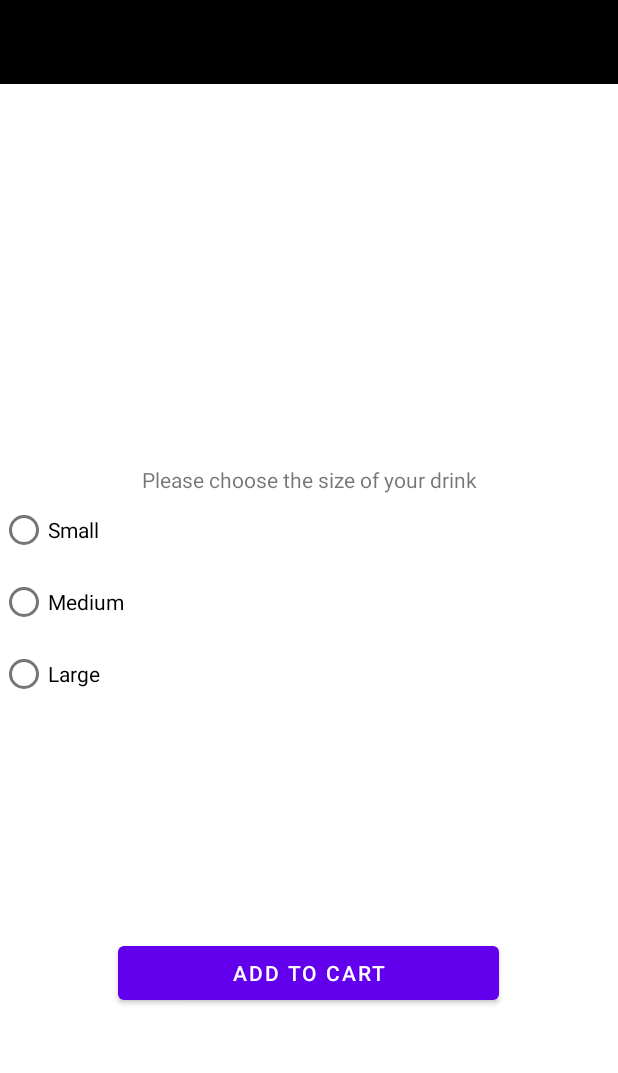
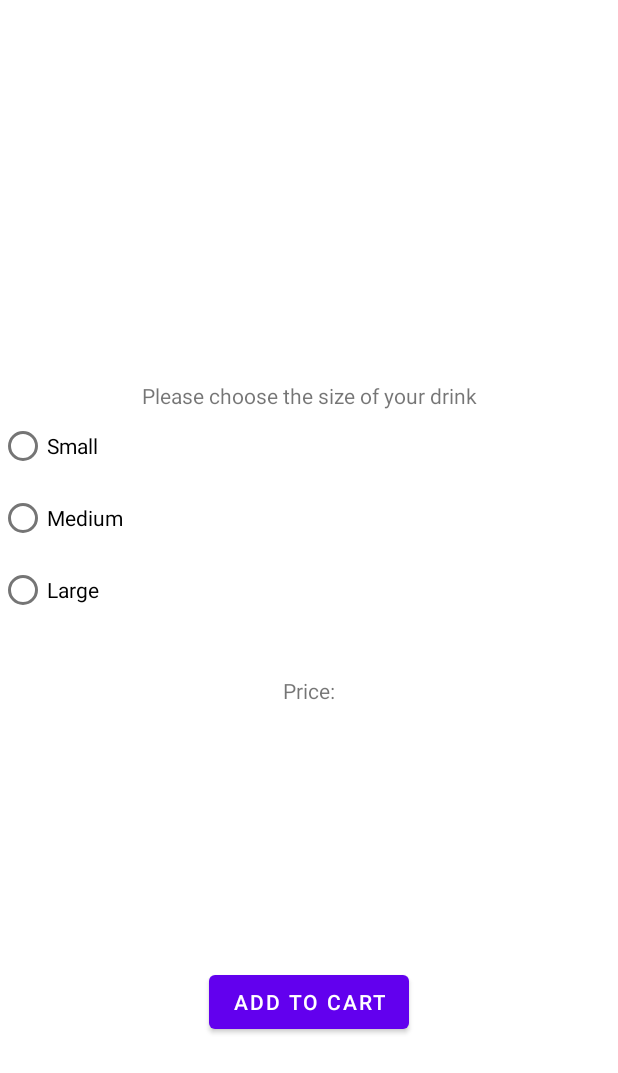
Before and after one commit to arpitmohanani/CoffeeBurst, an Android app: the ProductCardActivity screen opened directly, with no data from a screen before it, on a phone screen of 412 x 824 dp. Shown: the top 1073 px of the screen. Run offline under Robolectric (Android 15) with nearby library versions, the light colour scheme and no system bars; 2 statements that could not run were skipped.

Commit message:
"Fixed prices in radiobuttons"

```diff
--- a/app/src/main/java/com/example/rocketfuel/activities/ProductCardActivity.java
+++ b/app/src/main/java/com/example/rocketfuel/activities/ProductCardActivity.java
@@ -4,6 +4,8 @@
 import android.os.Bundle;
 import android.view.View;
 import android.widget.ImageView;
+import android.widget.RadioButton;
+import android.widget.RadioGroup;
 import android.widget.TextView;
 
 import androidx.annotation.Nullable;
@@ -15,38 +17,55 @@
 import java.util.Objects;
 
 public class ProductCardActivity extends AppCompatActivity {
+    String productName ="";
+    String productPrice ="";
+    TextView drinkName;
+    ImageView drinkImage;
+    TextView drinkPrice;
+    RadioGroup radioGroupSizes;
+    String productPriceStr;
 
     @Override
     protected void onCreate(@Nullable Bundle savedInstanceState) {
         super.onCreate(savedInstanceState);
         setContentView(R.layout.product_card_layout);
-
-        Toolbar toolbar = findViewById(R.id.toolbar);
-        setSupportActionBar(toolbar);
+        drinkName = findViewById(R.id.drink_name);
+        drinkImage = findViewById(R.id.imgViewProductCardImage);
+        drinkPrice = findViewById(R.id.txtViewPrice);
 
         Objects.requireNonNull(getSupportActionBar()).setDisplayHomeAsUpEnabled(true);
         getSupportActionBar().setDisplayShowHomeEnabled(true);
 
-//        toolbar.setNavigationIcon(getResources().getDrawable(R.drawable.cappuchino));
-//        toolbar.setNavigationOnClickListener(new View.OnClickListener() {
-//            @Override
-//            public void onClick(View v) {
-//            }
-//        });
+        Intent intent = getIntent();
+        productName = intent.getStringExtra("name");
+        productPrice = intent.getStringExtra("price");
 
-        Intent intent = getIntent();
-        String name = intent.getStringExtra("name");
-        String imgId = intent.getStringExtra("imgId");
-
-
-
-        TextView drinkName = findViewById(R.id.drink_name);
-        ImageView drinkImage = findViewById(R.id.imgViewProductCardImage);
-        drinkName.setText(name);
+        drinkName.setText(productName);
+        drinkPrice.setText(productPrice);
+        drinkImage.setImageBitmap(intent.getParcelableExtra("im"));
 
     }
 
     public void onRadioButtonClicked(View view) {
+        radioGroupSizes = findViewById(R.id.radioGroupSizes);
+        int selectedId = radioGroupSizes.getCheckedRadioButtonId();
+        String selectedValue =  (String) ((RadioButton) findViewById(selectedId)).getText();
+        if(selectedValue.equalsIgnoreCase("Small")){
+            System.out.println(selectedValue);
+            drinkPrice.setText("$" + productPrice.replace("$",""));
+        }
+
+
+        else if(selectedValue.equalsIgnoreCase("Medium")){
+            System.out.println(selectedValue);
+            drinkPrice.setText(String.valueOf("$" + Double.parseDouble(productPrice.replace("$",""))*1.5));
+        }
+
+        else if(selectedValue.equalsIgnoreCase("Large")){
+            System.out.println(selectedValue);
+            drinkPrice.setText(String.valueOf("$" + Double.parseDouble(productPrice.replace("$",""))*2.0));
+        }
 
     }
+
 }
--- a/app/src/main/res/layout/product_card_layout.xml
+++ b/app/src/main/res/layout/product_card_layout.xml
@@ -4,15 +4,6 @@
     xmlns:tools="http://schemas.android.com/tools"
     android:layout_width="match_parent"
     android:layout_height="match_parent">
-
-    //<androidx.appcompat.widget.Toolbar
-    android:id="@+id/toolbar"
-    android:background="@color/black"
-    android:layout_width="match_parent"
-    android:layout_height="wrap_content"
-    app:layout_constraintTop_toTopOf="parent">
-
-</androidx.appcompat.widget.Toolbar>
 
     <ImageView
         android:id="@+id/imgViewProductCardImage"
@@ -40,56 +31,75 @@
         android:gravity="center"
         android:text="@string/TextViewChooseSize"
         app:layout_constraintEnd_toEndOf="parent"
-        app:layout_constraintStart_toStartOf="@+id/toolbar"
+        app:layout_constraintStart_toStartOf="parent"
         app:layout_constraintTop_toBottomOf="@+id/drink_name" />
 
     <RadioGroup
         android:id="@+id/radioGroupSizes"
-        android:layout_width="match_parent"
-        android:layout_height="0dp"
+        android:layout_width="413dp"
+        android:layout_height="161dp"
         android:orientation="vertical"
-        app:layout_constraintBottom_toBottomOf="@+id/radioButtonLarge"
+        app:layout_constraintBottom_toBottomOf="parent"
+        app:layout_constraintEnd_toEndOf="parent"
+        app:layout_constraintHorizontal_bias="1.0"
+        app:layout_constraintStart_toStartOf="parent"
         app:layout_constraintTop_toBottomOf="@+id/textViewChooseSize"
-        tools:layout_editor_absoluteX="0dp">
+        app:layout_constraintVertical_bias="0.0">
 
+        <RadioButton
+            android:id="@+id/radioBtnSmall"
+            android:layout_width="match_parent"
+            android:layout_height="wrap_content"
+            android:text="@string/TextViewSizeSmall"
+            android:onClick="onRadioButtonClicked"/>
+
+        <RadioButton
+            android:id="@+id/radioBtnMedium"
+            android:layout_width="match_parent"
+            android:layout_height="wrap_content"
+            android:text="@string/TextViewSizeMedium"
+            android:onClick="onRadioButtonClicked"
+            />
+
+        <RadioButton
+            android:id="@+id/radioBtnLarge"
+            android:layout_width="match_parent"
+            android:layout_height="wrap_content"
+            android:text="@string/TextViewSizeLarge"
+            android:onClick="onRadioButtonClicked"/>
     </RadioGroup>
+
+    <TextView
+        android:id="@+id/txtViewPrice"
+        android:layout_width="wrap_content"
+        android:layout_height="wrap_content"
+        android:text="@string/ProductPriceTextView"
+        app:layout_constraintBottom_toBottomOf="parent"
+        app:layout_constraintEnd_toEndOf="parent"
+        app:layout_constraintHorizontal_bias="0.498"
+        app:layout_constraintStart_toStartOf="parent"
+        app:layout_constraintTop_toBottomOf="@+id/txtViewPriceLabel"
+        app:layout_constraintVertical_bias="0.068" />
+
+    <TextView
+        android:id="@+id/txtViewPriceLabel"
+        android:layout_width="wrap_content"
+        android:layout_height="wrap_content"
+        android:layout_marginTop="16dp"
+        android:text="Price:"
+        app:layout_constraintEnd_toEndOf="parent"
+        app:layout_constraintStart_toStartOf="parent"
+        app:layout_constraintTop_toBottomOf="@+id/radioGroupSizes" />
 
     <Button
         android:id="@+id/button"
-        android:layout_width="254dp"
-        android:layout_height="48dp"
+        android:layout_width="wrap_content"
+        android:layout_height="wrap_content"
         android:text="@string/BtnTextAddToCart"
         app:layout_constraintBottom_toBottomOf="parent"
         app:layout_constraintEnd_toEndOf="parent"
-        app:layout_constraintHorizontal_bias="0.496"
         app:layout_constraintStart_toStartOf="parent"
-        app:layout_constraintTop_toBottomOf="@+id/radioGroupSizes" />
-
-    <RadioButton
-        android:id="@+id/radioButtonLarge"
-        android:layout_width="match_parent"
-        android:layout_height="wrap_content"
-        android:text="@string/TextViewSizeLarge"
-        app:layout_constraintTop_toBottomOf="@+id/radioButtonMedium"
-        tools:layout_editor_absoluteX="0dp" />
-
-    <RadioButton
-        android:id="@+id/radioButtonMedium"
-        android:layout_width="match_parent"
-        android:layout_height="wrap_content"
-        android:onClick="onRadioButtonClicked"
-        android:text="@string/TextViewSizeMedium"
-        app:layout_constraintTop_toBottomOf="@+id/radioButtonSmall"
-        tools:layout_editor_absoluteX="-4dp" />
-
-    <RadioButton
-        android:id="@+id/radioButtonSmall"
-        android:layout_width="match_parent"
-        android:layout_height="wrap_content"
-        android:onClick="onRadioButtonClicked"
-        android:text="@string/TextViewSizeSmall"
-        app:layout_constraintTop_toBottomOf="@+id/textViewChooseSize"
-        tools:layout_editor_absoluteX="-1dp" />
+        app:layout_constraintTop_toBottomOf="@+id/txtViewPrice" />
 
 
 </androidx.constraintlayout.widget.ConstraintLayout>
```
Also changed, not shown: app/src/main/java/com/example/rocketfuel/activities/CatalogActivity.java (+52 -24 lines), app/src/main/java/com/example/rocketfuel/adapters/ProductAdapter.java (+11 -2 lines), app/src/main/java/com/example/rocketfuel/model/Product.java (line endings or trailing spaces).
